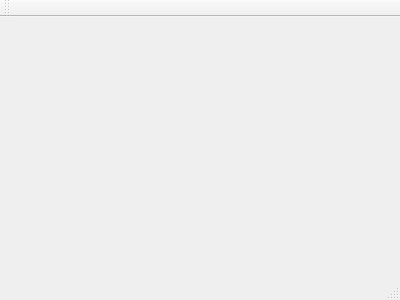
nagyistoce/imaginable, file tonemap_gui/mainwindow.ui: the form before one commit.
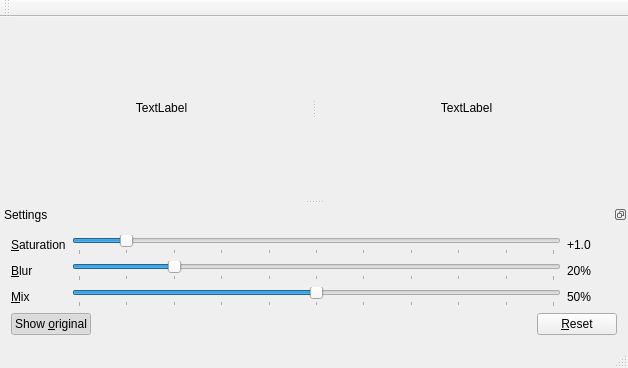
The form after the commit.

Commit message: Basic design

What changed in the file:
```diff
--- a/tonemap_gui/mainwindow.ui
+++ b/tonemap_gui/mainwindow.ui
@@ -6,14 +6,43 @@
    <rect>
     <x>0</x>
     <y>0</y>
-    <width>400</width>
-    <height>300</height>
+    <width>628</width>
+    <height>368</height>
    </rect>
   </property>
   <property name="windowTitle">
    <string>Tonemap - Imaginable</string>
   </property>
-  <widget class="QWidget" name="centralWidget"/>
+  <widget class="QWidget" name="centralWidget">
+   <layout class="QVBoxLayout" name="verticalLayout">
+    <item>
+     <widget class="QSplitter" name="splitter">
+      <property name="orientation">
+       <enum>Qt::Horizontal</enum>
+      </property>
+      <property name="childrenCollapsible">
+       <bool>false</bool>
+      </property>
+      <widget class="QLabel" name="original">
+       <property name="text">
+        <string>TextLabel</string>
+       </property>
+       <property name="alignment">
+        <set>Qt::AlignCenter</set>
+       </property>
+      </widget>
+      <widget class="QLabel" name="preview">
+       <property name="text">
+        <string>TextLabel</string>
+       </property>
+       <property name="alignment">
+        <set>Qt::AlignCenter</set>
+       </property>
+      </widget>
+     </widget>
+    </item>
+   </layout>
+  </widget>
   <widget class="QMenuBar" name="menuBar">
    <property name="geometry">
     <rect>
@@ -33,6 +62,219 @@
    </attribute>
   </widget>
   <widget class="QStatusBar" name="statusBar"/>
+  <widget class="QDockWidget" name="dockWidget">
+   <property name="features">
+    <set>QDockWidget::DockWidgetFloatable|QDockWidget::DockWidgetMovable</set>
+   </property>
+   <property name="windowTitle">
+    <string>Settings</string>
+   </property>
+   <attribute name="dockWidgetArea">
+    <number>8</number>
+   </attribute>
+   <widget class="QWidget" name="dockWidgetContents">
+    <layout class="QVBoxLayout" name="verticalLayout_2">
+     <item>
+      <layout class="QGridLayout" name="_3">
+       <item row="0" column="0">
+        <widget class="QLabel" name="label_saturation">
+         <property name="text">
+          <string>&amp;Saturation</string>
+         </property>
+         <property name="buddy">
+          <cstring>slider_saturation</cstring>
+         </property>
+        </widget>
+       </item>
+       <item row="0" column="1">
+        <widget class="QSlider" name="slider_saturation">
+         <property name="maximum">
+          <number>100</number>
+         </property>
+         <property name="value">
+          <number>10</number>
+         </property>
+         <property name="orientation">
+          <enum>Qt::Horizontal</enum>
+         </property>
+         <property name="tickPosition">
+          <enum>QSlider::TicksBelow</enum>
+         </property>
+         <property name="tickInterval">
+          <number>10</number>
+         </property>
+        </widget>
+       </item>
+       <item row="0" column="2">
+        <widget class="QLabel" name="value_saturation">
+         <property name="sizePolicy">
+          <sizepolicy hsizetype="Minimum" vsizetype="Preferred">
+           <horstretch>0</horstretch>
+           <verstretch>0</verstretch>
+          </sizepolicy>
+         </property>
+         <property name="minimumSize">
+          <size>
+           <width>50</width>
+           <height>0</height>
+          </size>
+         </property>
+         <property name="text">
+          <string>+1.0</string>
+         </property>
+        </widget>
+       </item>
+       <item row="1" column="0">
+        <widget class="QLabel" name="label_blur">
+         <property name="text">
+          <string>&amp;Blur</string>
+         </property>
+         <property name="buddy">
+          <cstring>slider_blur</cstring>
+         </property>
+        </widget>
+       </item>
+       <item row="1" column="1">
+        <widget class="QSlider" name="slider_blur">
+         <property name="maximum">
+          <number>100</number>
+         </property>
+         <property name="value">
+          <number>20</number>
+         </property>
+         <property name="orientation">
+          <enum>Qt::Horizontal</enum>
+         </property>
+         <property name="tickPosition">
+          <enum>QSlider::TicksBelow</enum>
+         </property>
+         <property name="tickInterval">
+          <number>10</number>
+         </property>
+        </widget>
+       </item>
+       <item row="1" column="2">
+        <widget class="QLabel" name="value_blur">
+         <property name="sizePolicy">
+          <sizepolicy hsizetype="Minimum" vsizetype="Preferred">
+           <horstretch>0</horstretch>
+           <verstretch>0</verstretch>
+          </sizepolicy>
+         </property>
+         <property name="minimumSize">
+          <size>
+           <width>50</width>
+           <height>0</height>
+          </size>
+         </property>
+         <property name="text">
+          <string>20%</string>
+         </property>
+        </widget>
+       </item>
+       <item row="2" column="1">
+        <widget class="QSlider" name="slider_mix">
+         <property name="maximum">
+          <number>100</number>
+         </property>
+         <property name="value">
+          <number>50</number>
+         </property>
+         <property name="orientation">
+          <enum>Qt::Horizontal</enum>
+         </property>
+         <property name="tickPosition">
+          <enum>QSlider::TicksBelow</enum>
+         </property>
+         <property name="tickInterval">
+          <number>10</number>
+         </property>
+        </widget>
+       </item>
+       <item row="2" column="0">
+        <widget class="QLabel" name="label_mix">
+         <property name="text">
+          <string>&amp;Mix</string>
+         </property>
+         <property name="buddy">
+          <cstring>slider_mix</cstring>
+         </property>
+        </widget>
+       </item>
+       <item row="2" column="2">
+        <widget class="QLabel" name="value_mix">
+         <property name="sizePolicy">
+          <sizepolicy hsizetype="Minimum" vsizetype="Preferred">
+           <horstretch>0</horstretch>
+           <verstretch>0</verstretch>
+          </sizepolicy>
+         </property>
+         <property name="minimumSize">
+          <size>
+           <width>50</width>
+           <height>0</height>
+          </size>
+         </property>
+         <property name="text">
+          <string>50%</string>
+         </property>
+        </widget>
+       </item>
+      </layout>
+     </item>
+     <item>
+      <layout class="QHBoxLayout" name="_2">
+       <item>
+        <widget class="QPushButton" name="show_original">
+         <property name="text">
+          <string>Show &amp;original</string>
+         </property>
+         <property name="checkable">
+          <bool>true</bool>
+         </property>
+         <property name="checked">
+          <bool>true</bool>
+         </property>
+        </widget>
+       </item>
+       <item>
+        <spacer name="horizontalSpacer">
+         <property name="orientation">
+          <enum>Qt::Horizontal</enum>
+         </property>
+         <property name="sizeHint" stdset="0">
+          <size>
+           <width>40</width>
+           <height>20</height>
+          </size>
+         </property>
+        </spacer>
+       </item>
+       <item>
+        <widget class="QPushButton" name="reset_settings">
+         <property name="text">
+          <string>&amp;Reset</string>
+         </property>
+        </widget>
+       </item>
+      </layout>
+     </item>
+     <item>
+      <spacer name="verticalSpacer">
+       <property name="orientation">
+        <enum>Qt::Vertical</enum>
+       </property>
+       <property name="sizeHint" stdset="0">
+        <size>
+         <width>0</width>
+         <height>0</height>
+        </size>
+       </property>
+      </spacer>
+     </item>
+    </layout>
+   </widget>
+  </widget>
  </widget>
  <layoutdefault spacing="6" margin="11"/>
  <resources/>
```
Left out of the diff: 21 changed lines with no effect on the pictures.
